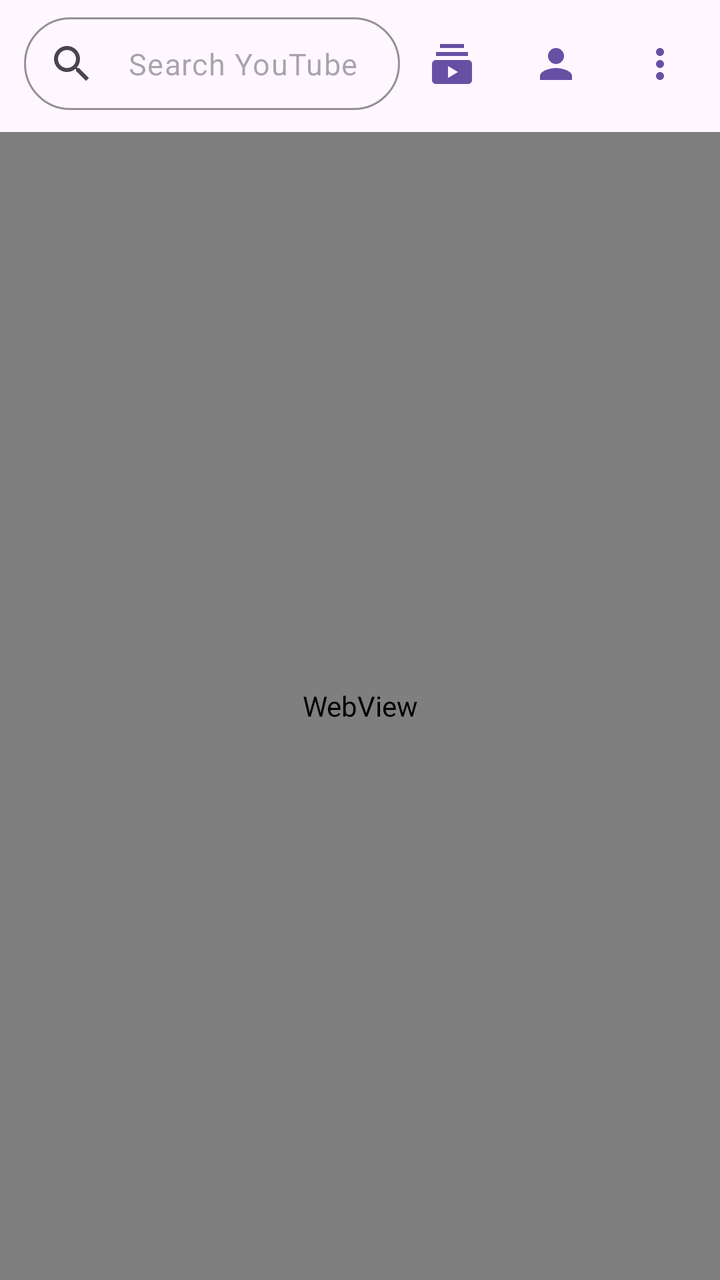
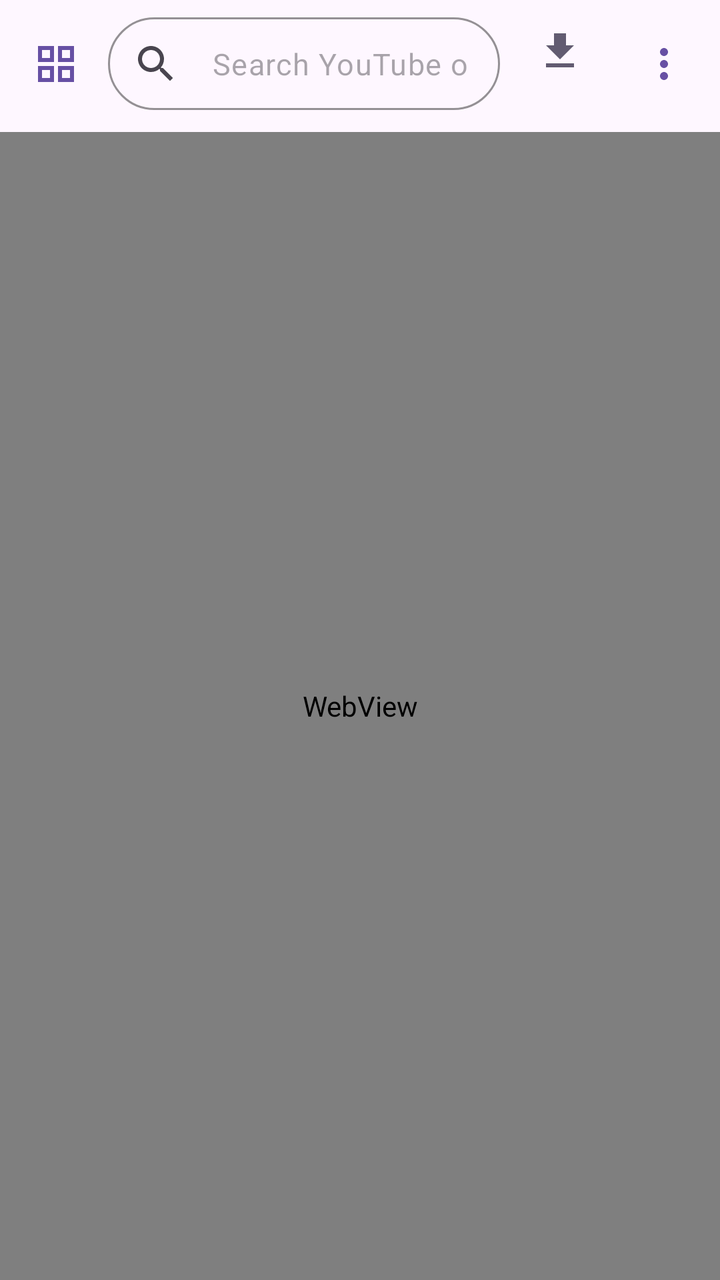

Two renders of the same Android screen: before a commit and after it. Below are the layout's source before the change and the commit's diff.
<!-- AndroidManifest.xml: application theme BaseTheme -->
<!-- res/layout/fragment_explore.xml -->
<?xml version="1.0" encoding="utf-8"?>
<FrameLayout xmlns:android="http://schemas.android.com/apk/res/android"
    xmlns:app="http://schemas.android.com/apk/res-auto"
    android:layout_width="match_parent"
    android:layout_height="match_parent">

    <LinearLayout
        android:layout_width="match_parent"
        android:layout_height="match_parent"
        android:orientation="vertical">

        
        <LinearLayout
            android:id="@+id/explore_top_bar"
            android:layout_width="match_parent"
            android:layout_height="wrap_content"
            android:gravity="center_vertical"
            android:orientation="horizontal"
            android:paddingStart="12dp"
            android:paddingTop="6dp"
            android:paddingEnd="4dp"
            android:paddingBottom="6dp">

            <com.google.android.material.textfield.TextInputLayout
                android:id="@+id/explore_search_layout"
                style="@style/Widget.Material3.TextInputLayout.OutlinedBox.Dense"
                android:layout_width="0dp"
                android:layout_height="wrap_content"
                android:layout_weight="1"
                app:boxCornerRadiusBottomEnd="24dp"
                app:boxCornerRadiusBottomStart="24dp"
                app:boxCornerRadiusTopEnd="24dp"
                app:boxCornerRadiusTopStart="24dp"
                app:boxStrokeColor="?attr/colorPrimary"
                app:boxStrokeWidth="1dp"
                app:boxStrokeWidthFocused="2dp"
                app:endIconMode="clear_text"
                app:hintEnabled="false"
                app:startIconDrawable="@drawable/ic_search">

                <com.google.android.material.textfield.TextInputEditText
                    android:id="@+id/explore_search"
                    android:layout_width="match_parent"
                    android:layout_height="wrap_content"
                    android:hint="@string/explore_search_hint"
                    android:imeOptions="actionSearch"
                    android:inputType="text"
                    android:maxLines="1"
                    android:textSize="15sp" />

            </com.google.android.material.textfield.TextInputLayout>

            <com.google.android.material.button.MaterialButton
                android:id="@+id/explore_subscriptions"
                style="?attr/materialIconButtonStyle"
                android:layout_width="wrap_content"
                android:layout_height="wrap_content"
                android:contentDescription="@string/explore_subscriptions"
                app:icon="@drawable/ic_subscriptions"
                app:iconSize="24dp" />

            <com.google.android.material.button.MaterialButton
                android:id="@+id/explore_account"
                style="?attr/materialIconButtonStyle"
                android:layout_width="wrap_content"
                android:layout_height="wrap_content"
                android:contentDescription="@string/explore_account"
                app:icon="@drawable/baseline_person_24"
                app:iconSize="24dp" />

            <com.google.android.material.button.MaterialButton
                android:id="@+id/explore_more"
                style="?attr/materialIconButtonStyle"
                android:layout_width="wrap_content"
                android:layout_height="wrap_content"
                android:contentDescription="@string/more"
                app:icon="@drawable/baseline_more_vert_24"
                app:iconSize="24dp" />

        </LinearLayout>

        
        <com.google.android.material.card.MaterialCardView
            android:id="@+id/explore_dl_strip"
            android:layout_width="match_parent"
            android:layout_height="wrap_content"
            android:layout_marginHorizontal="12dp"
            android:layout_marginBottom="6dp"
            android:clickable="true"
            android:focusable="true"
            android:visibility="gone"
            app:cardBackgroundColor="?attr/colorSecondaryContainer"
            app:cardCornerRadius="14dp"
            app:cardElevation="0dp"
            app:strokeColor="?attr/colorPrimary"
            app:strokeWidth="1dp">

            <LinearLayout
                android:layout_width="match_parent"
                android:layout_height="wrap_content"
                android:orientation="vertical"
                android:paddingHorizontal="14dp"
                android:paddingTop="8dp"
                android:paddingBottom="10dp">

                <LinearLayout
                    android:layout_width="match_parent"
                    android:layout_height="wrap_content"
                    android:gravity="center_vertical"
                    android:orientation="horizontal">

                    <TextView
                        android:id="@+id/explore_dl_percent"
                        android:layout_width="wrap_content"
                        android:layout_height="wrap_content"
                        android:minWidth="64dp"
                        android:textColor="?attr/colorPrimary"
                        android:textSize="22sp"
                        android:textStyle="bold" />

                    <TextView
                        android:id="@+id/explore_dl_detail"
                        android:layout_width="0dp"
                        android:layout_height="wrap_content"
                        android:layout_weight="1"
                        android:maxLines="2"
                        android:textColor="?attr/colorOnSecondaryContainer"
                        android:textSize="12sp" />

                </LinearLayout>

                <com.google.android.material.progressindicator.LinearProgressIndicator
                    android:id="@+id/explore_dl_bar"
                    android:layout_width="match_parent"
                    android:layout_height="wrap_content"
                    android:layout_marginTop="6dp"
                    android:indeterminate="false"
                    android:max="100"
                    app:trackCornerRadius="4dp"
                    app:trackThickness="6dp" />

            </LinearLayout>

        </com.google.android.material.card.MaterialCardView>

        
        <com.google.android.material.card.MaterialCardView
            android:id="@+id/explore_player_bar"
            android:layout_width="match_parent"
            android:layout_height="wrap_content"
            android:layout_marginHorizontal="12dp"
            android:layout_marginBottom="6dp"
            android:visibility="gone"
            app:cardBackgroundColor="?attr/colorSecondaryContainer"
            app:cardCornerRadius="24dp"
            app:cardElevation="0dp"
            app:strokeColor="?attr/colorPrimary"
            app:strokeWidth="1dp">

            <LinearLayout
                android:layout_width="match_parent"
                android:layout_height="wrap_content"
                android:gravity="center_vertical"
                android:minHeight="48dp"
                android:orientation="horizontal"
                android:paddingStart="16dp"
                android:paddingEnd="4dp">

                <ImageView
                    android:layout_width="20dp"
                    android:layout_height="20dp"
                    android:importantForAccessibility="no"
                    android:src="@drawable/ic_headphones"
                    android:tint="?attr/colorPrimary" />

                <TextView
                    android:id="@+id/explore_player_title"
                    android:layout_width="0dp"
                    android:layout_height="wrap_content"
                    android:layout_marginStart="10dp"
                    android:layout_weight="1"
                    android:ellipsize="end"
                    android:maxLines="1"
                    android:textColor="?attr/colorOnSecondaryContainer"
                    android:textSize="14sp" />

                <ImageButton
                    android:id="@+id/explore_player_prev"
                    android:layout_width="40dp"
                    android:layout_height="48dp"
                    android:background="?attr/selectableItemBackgroundBorderless"
                    android:contentDescription="@string/music_prev"
                    android:src="@drawable/ic_player_prev"
                    android:tint="?attr/colorOnSecondaryContainer" />

                <ImageButton
                    android:id="@+id/explore_player_play"
                    android:layout_width="40dp"
                    android:layout_height="48dp"
                    android:background="?attr/selectableItemBackgroundBorderless"
                    android:contentDescription="@string/music_play_pause"
                    android:src="@drawable/ic_player_pause"
                    android:tint="?attr/colorOnSecondaryContainer" />

                <ImageButton
                    android:id="@+id/explore_player_next"
                    android:layout_width="40dp"
                    android:layout_height="48dp"
                    android:background="?attr/selectableItemBackgroundBorderless"
                    android:contentDescription="@string/music_next"
                    android:src="@drawable/ic_player_next"
                    android:tint="?attr/colorOnSecondaryContainer" />

                <ImageButton
                    android:id="@+id/explore_player_stop"
                    android:layout_width="40dp"
                    android:layout_height="48dp"
                    android:background="?attr/selectableItemBackgroundBorderless"
                    android:contentDescription="@string/music_stop"
                    android:src="@drawable/ic_player_stop"
                    android:tint="?attr/colorOnSecondaryContainer" />

            </LinearLayout>

        </com.google.android.material.card.MaterialCardView>

        <com.google.android.material.progressindicator.LinearProgressIndicator
            android:id="@+id/explore_progress"
            android:layout_width="match_parent"
            android:layout_height="wrap_content"
            android:indeterminate="false"
            android:max="100"
            android:visibility="invisible"
            app:trackThickness="2dp" />

        <FrameLayout
            android:layout_width="match_parent"
            android:layout_height="0dp"
            android:layout_weight="1">

            <WebView
                android:id="@+id/explore_webview"
                android:layout_width="match_parent"
                android:layout_height="match_parent" />

            <LinearLayout
                android:id="@+id/explore_error"
                android:layout_width="match_parent"
                android:layout_height="match_parent"
                android:background="?attr/colorSurface"
                android:clickable="true"
                android:focusable="true"
                android:gravity="center"
                android:orientation="vertical"
                android:padding="24dp"
                android:visibility="gone">

                <ImageView
                    android:layout_width="48dp"
                    android:layout_height="48dp"
                    android:importantForAccessibility="no"
                    android:src="@drawable/baseline_error_24"
                    app:tint="?attr/colorError" />

                <TextView
                    android:layout_width="wrap_content"
                    android:layout_height="wrap_content"
                    android:layout_marginTop="12dp"
                    android:gravity="center"
                    android:text="@string/explore_page_error"
                    android:textAppearance="?attr/textAppearanceBodyLarge" />

                <com.google.android.material.button.MaterialButton
                    android:id="@+id/explore_retry"
                    android:layout_width="wrap_content"
                    android:layout_height="wrap_content"
                    android:layout_marginTop="16dp"
                    android:text="@string/explore_retry" />

            </LinearLayout>

        </FrameLayout>

    </LinearLayout>

    
    <LinearLayout
        android:id="@+id/explore_fabs"
        android:layout_width="wrap_content"
        android:layout_height="wrap_content"
        android:layout_gravity="bottom|end"
        android:layout_marginEnd="16dp"
        android:layout_marginBottom="72dp"
        android:orientation="vertical">

        
        <com.google.android.material.chip.Chip
            android:id="@+id/explore_chip_kind"
            style="@style/Widget.Material3.Chip.Assist"
            android:layout_width="wrap_content"
            android:layout_height="wrap_content"
            android:layout_gravity="end"
            android:layout_marginBottom="8dp"
            android:textColor="?attr/colorOnSecondaryContainer"
            android:visibility="gone"
            app:chipBackgroundColor="?attr/colorSecondaryContainer"
            app:chipIconVisible="true" />

        <com.google.android.material.floatingactionbutton.ExtendedFloatingActionButton
            android:id="@+id/explore_fab_select"
            android:layout_width="wrap_content"
            android:layout_height="wrap_content"
            android:layout_gravity="end"
            android:text="@string/bulk_choose_videos"
            android:textColor="?attr/colorOnSecondaryContainer"
            android:visibility="gone"
            app:backgroundTint="?attr/colorSecondaryContainer"
            app:icon="@drawable/ic_checklist"
            app:iconTint="?attr/colorOnSecondaryContainer" />

        
        <com.google.android.material.floatingactionbutton.ExtendedFloatingActionButton
            android:id="@+id/explore_fab_listen"
            android:layout_width="wrap_content"
            android:layout_height="wrap_content"
            android:layout_gravity="end"
            android:layout_marginTop="12dp"
            android:text="@string/music_listen"
            android:textColor="?attr/colorOnSecondaryContainer"
            android:visibility="gone"
            app:backgroundTint="?attr/colorSecondaryContainer"
            app:icon="@drawable/ic_headphones"
            app:iconTint="?attr/colorOnSecondaryContainer" />

        <com.google.android.material.floatingactionbutton.ExtendedFloatingActionButton
            android:id="@+id/explore_fab"
            android:layout_width="wrap_content"
            android:layout_height="wrap_content"
            android:layout_gravity="end"
            android:layout_marginTop="12dp"
            android:text="@string/explore_download"
            android:visibility="gone"
            app:icon="@drawable/baseline_download_24" />

    </LinearLayout>

    
    <FrameLayout
        android:id="@+id/explore_fullscreen"
        android:layout_width="match_parent"
        android:layout_height="match_parent"
        android:background="@android:color/black"
        android:clickable="true"
        android:focusable="true"
        android:visibility="gone" />

</FrameLayout>
<!-- resources referenced by this layout -->
<resources>
  <!-- drawable baseline_person_24 (drawable) -->
  <vector xmlns:android="http://schemas.android.com/apk/res/android" android:height="24dp" android:tint="?android:colorAccent" android:viewportHeight="24" android:viewportWidth="24" android:width="24dp">
        
      <path android:fillColor="@android:color/white" android:pathData="M12,12c2.21,0 4,-1.79 4,-4s-1.79,-4 -4,-4 -4,1.79 -4,4 1.79,4 4,4zM12,14c-2.67,0 -8,1.34 -8,4v2h16v-2c0,-2.66 -5.33,-4 -8,-4z"/>
      
  </vector>
  <!-- drawable ic_checklist (drawable) -->
  <?xml version="1.0" encoding="utf-8"?>
  <vector xmlns:android="http://schemas.android.com/apk/res/android"
      android:width="24dp"
      android:height="24dp"
      android:tint="?attr/colorControlNormal"
      android:viewportWidth="24"
      android:viewportHeight="24">
      <path
          android:fillColor="@android:color/white"
          android:pathData="M22,7h-9v2h9V7zM22,15h-9v2h9V15zM5.54,11L2,7.46l1.41,-1.41l2.12,2.12l4.24,-4.24l1.41,1.41L5.54,11zM5.54,19L2,15.46l1.41,-1.41l2.12,2.12l4.24,-4.24l1.41,1.41L5.54,19z" />
  </vector>
  <!-- drawable ic_player_next (drawable) -->
  <vector xmlns:android="http://schemas.android.com/apk/res/android"
      android:width="24dp"
      android:height="24dp"
      android:viewportWidth="24"
      android:viewportHeight="24">
      <path
          android:fillColor="#FFFFFFFF"
          android:pathData="M6,18l8.5,-6L6,6v12zM16,6v12h2V6h-2z" />
  </vector>
  <!-- drawable ic_player_pause (drawable) -->
  <vector xmlns:android="http://schemas.android.com/apk/res/android"
      android:width="24dp"
      android:height="24dp"
      android:viewportWidth="24"
      android:viewportHeight="24">
      <path
          android:fillColor="#FFFFFFFF"
          android:pathData="M6,19h4V5H6v14zM14,5v14h4V5h-4z" />
  </vector>
  <!-- drawable ic_player_prev (drawable) -->
  <vector xmlns:android="http://schemas.android.com/apk/res/android"
      android:width="24dp"
      android:height="24dp"
      android:viewportWidth="24"
      android:viewportHeight="24">
      <path
          android:fillColor="#FFFFFFFF"
          android:pathData="M6,6h2v12H6zM9.5,12l8.5,6V6z" />
  </vector>
  <!-- drawable ic_player_stop (drawable) -->
  <vector xmlns:android="http://schemas.android.com/apk/res/android"
      android:width="24dp"
      android:height="24dp"
      android:viewportWidth="24"
      android:viewportHeight="24">
      <path
          android:fillColor="#FFFFFFFF"
          android:pathData="M6,6h12v12H6z" />
  </vector>
  <!-- drawable ic_subscriptions (drawable) -->
  <vector xmlns:android="http://schemas.android.com/apk/res/android"
      android:width="24dp"
      android:height="24dp"
      android:viewportWidth="24"
      android:viewportHeight="24">
      <path
          android:fillColor="?android:textColorPrimary"
          android:pathData="M20,8H4V6h16V8zM18,2H6v2h12V2zM22,12v8c0,1.1 -0.9,2 -2,2H4c-1.1,0 -2,-0.9 -2,-2v-8c0,-1.1 0.9,-2 2,-2h16C21.1,10 22,10.9 22,12zM15,16l-5,-3v6L15,16z" />
  </vector>
  <string name="bulk_choose_videos">Choose videos</string>
  <string name="explore_account">Google account</string>
  <string name="explore_download">Download</string>
  <string name="explore_page_error">The page could not be loaded</string>
  <string name="explore_retry">Retry</string>
  <string name="explore_search_hint">Search YouTube or paste a link</string>
  <string name="explore_subscriptions">Subscriptions</string>
  <string name="more">More</string>
  <string name="music_listen">Listen</string>
  <string name="music_next">Next</string>
  <string name="music_play_pause">Play / pause</string>
  <string name="music_prev">Previous</string>
  <string name="music_stop">Stop</string>
  <color name="icon_fg">#db2e2e</color>
  <style name="Preference.SwitchPreferenceCompat.Material3" parent="@style/Preference.SwitchPreferenceCompat.Material">
          <item name="widgetLayout">@layout/preferece_material_switch</item>
      </style>
  <style name="PreferenceTheme" parent="PreferenceThemeOverlay">
          <item name="singleLineTitle">false</item>
      </style>
  <!-- unchanged entries left out for length: 7 -->
</resources>

<!-- the commit's change to res/layout/fragment_explore.xml (unified diff, before → after) -->
@@ -16,10 +16,21 @@
             android:layout_height="wrap_content"
             android:gravity="center_vertical"
             android:orientation="horizontal"
-            android:paddingStart="12dp"
+            android:paddingStart="2dp"
             android:paddingTop="6dp"
-            android:paddingEnd="4dp"
+            android:paddingEnd="2dp"
             android:paddingBottom="6dp">
+
+            <com.google.android.material.button.MaterialButton
+                android:id="@+id/explore_sections"
+                style="?attr/materialIconButtonStyle"
+                android:layout_width="wrap_content"
+                android:layout_height="wrap_content"
+                android:contentDescription="@string/sections_title"
+                android:tooltipText="@string/sections_title"
+                app:icon="@drawable/ic_grid"
+                app:iconSize="24dp"
+                app:iconTint="?attr/colorPrimary" />
 
             <com.google.android.material.textfield.TextInputLayout
                 android:id="@+id/explore_search_layout"
@@ -50,23 +61,41 @@
 
             </com.google.android.material.textfield.TextInputLayout>
 
-            <com.google.android.material.button.MaterialButton
-                android:id="@+id/explore_subscriptions"
-                style="?attr/materialIconButtonStyle"
+            
+            <LinearLayout
+                android:id="@+id/explore_download_corner"
                 android:layout_width="wrap_content"
-                android:layout_height="wrap_content"
-                android:contentDescription="@string/explore_subscriptions"
-                app:icon="@drawable/ic_subscriptions"
-                app:iconSize="24dp" />
-
-            <com.google.android.material.button.MaterialButton
-                android:id="@+id/explore_account"
-                style="?attr/materialIconButtonStyle"
-                android:layout_width="wrap_content"
-                android:layout_height="wrap_content"
-                android:contentDescription="@string/explore_account"
-                app:icon="@drawable/baseline_person_24"
-                app:iconSize="24dp" />
+                android:layout_height="48dp"
+                android:layout_marginStart="4dp"
+                android:background="?attr/selectableItemBackgroundBorderless"
+                android:clickable="true"
+                android:contentDescription="@string/explore_download_options"
+                android:focusable="true"
+                android:gravity="center"
+                android:minWidth="52dp"
+                android:orientation="vertical"
+                android:paddingHorizontal="4dp"
+                android:tooltipText="@string/explore_download_options">
+
+                <ImageView
+                    android:id="@+id/explore_download_icon"
+                    android:layout_width="24dp"
+                    android:layout_height="24dp"
+                    android:importantForAccessibility="no"
+                    android:src="@drawable/baseline_download_24"
+                    app:tint="?attr/colorSecondary" />
+
+                <TextView
+                    android:id="@+id/explore_download_label"
+                    android:layout_width="wrap_content"
+                    android:layout_height="wrap_content"
+                    android:fontFamily="@font/neo_display"
+                    android:importantForAccessibility="no"
+                    android:maxLines="1"
+                    android:textColor="?attr/colorSecondary"
+                    android:textSize="9sp" />
+
+            </LinearLayout>
 
             <com.google.android.material.button.MaterialButton
                 android:id="@+id/explore_more"
@@ -284,67 +313,6 @@
     </LinearLayout>
 
     
-    <LinearLayout
-        android:id="@+id/explore_fabs"
-        android:layout_width="wrap_content"
-        android:layout_height="wrap_content"
-        android:layout_gravity="bottom|end"
-        android:layout_marginEnd="16dp"
-        android:layout_marginBottom="72dp"
-        android:orientation="vertical">
-
-        
-        <com.google.android.material.chip.Chip
-            android:id="@+id/explore_chip_kind"
-            style="@style/Widget.Material3.Chip.Assist"
-            android:layout_width="wrap_content"
-            android:layout_height="wrap_content"
-            android:layout_gravity="end"
-            android:layout_marginBottom="8dp"
-            android:textColor="?attr/colorOnSecondaryContainer"
-            android:visibility="gone"
-            app:chipBackgroundColor="?attr/colorSecondaryContainer"
-            app:chipIconVisible="true" />
-
-        <com.google.android.material.floatingactionbutton.ExtendedFloatingActionButton
-            android:id="@+id/explore_fab_select"
-            android:layout_width="wrap_content"
-            android:layout_height="wrap_content"
-            android:layout_gravity="end"
-            android:text="@string/bulk_choose_videos"
-            android:textColor="?attr/colorOnSecondaryContainer"
-            android:visibility="gone"
-            app:backgroundTint="?attr/colorSecondaryContainer"
-            app:icon="@drawable/ic_checklist"
-            app:iconTint="?attr/colorOnSecondaryContainer" />
-
-        
-        <com.google.android.material.floatingactionbutton.ExtendedFloatingActionButton
-            android:id="@+id/explore_fab_listen"
-            android:layout_width="wrap_content"
-            android:layout_height="wrap_content"
-            android:layout_gravity="end"
-            android:layout_marginTop="12dp"
-            android:text="@string/music_listen"
-            android:textColor="?attr/colorOnSecondaryContainer"
-            android:visibility="gone"
-            app:backgroundTint="?attr/colorSecondaryContainer"
-            app:icon="@drawable/ic_headphones"
-            app:iconTint="?attr/colorOnSecondaryContainer" />
-
-        <com.google.android.material.floatingactionbutton.ExtendedFloatingActionButton
-            android:id="@+id/explore_fab"
-            android:layout_width="wrap_content"
-            android:layout_height="wrap_content"
-            android:layout_gravity="end"
-            android:layout_marginTop="12dp"
-            android:text="@string/explore_download"
-            android:visibility="gone"
-            app:icon="@drawable/baseline_download_24" />
-
-    </LinearLayout>
-
-    
     <FrameLayout
         android:id="@+id/explore_fullscreen"
         android:layout_width="match_parent"
<!-- resource entries referenced after the edit -->
@@ -1,12 +1,6 @@
 <!-- resources referenced by this layout -->
 <resources>
-  <!-- drawable baseline_person_24 (drawable) -->
-  <vector xmlns:android="http://schemas.android.com/apk/res/android" android:height="24dp" android:tint="?android:colorAccent" android:viewportHeight="24" android:viewportWidth="24" android:width="24dp">
-        
-      <path android:fillColor="@android:color/white" android:pathData="M12,12c2.21,0 4,-1.79 4,-4s-1.79,-4 -4,-4 -4,1.79 -4,4 1.79,4 4,4zM12,14c-2.67,0 -8,1.34 -8,4v2h16v-2c0,-2.66 -5.33,-4 -8,-4z"/>
-      
-  </vector>
-  <!-- drawable ic_checklist (drawable) -->
+  <!-- drawable ic_grid (drawable) -->
   <?xml version="1.0" encoding="utf-8"?>
   <vector xmlns:android="http://schemas.android.com/apk/res/android"
       android:width="24dp"
@@ -16,7 +10,7 @@
       android:viewportHeight="24">
       <path
           android:fillColor="@android:color/white"
-          android:pathData="M22,7h-9v2h9V7zM22,15h-9v2h9V15zM5.54,11L2,7.46l1.41,-1.41l2.12,2.12l4.24,-4.24l1.41,1.41L5.54,11zM5.54,19L2,15.46l1.41,-1.41l2.12,2.12l4.24,-4.24l1.41,1.41L5.54,19z" />
+          android:pathData="M3,3v8h8V3H3zM9,9H5V5h4V9zM3,13v8h8v-8H3zM9,19H5v-4h4V19zM13,3v8h8V3H13zM19,9h-4V5h4V9zM13,13v8h8v-8H13zM19,19h-4v-4h4V19z" />
   </vector>
   <!-- drawable ic_player_next (drawable) -->
   <vector xmlns:android="http://schemas.android.com/apk/res/android"
@@ -58,29 +52,16 @@
           android:fillColor="#FFFFFFFF"
           android:pathData="M6,6h12v12H6z" />
   </vector>
-  <!-- drawable ic_subscriptions (drawable) -->
-  <vector xmlns:android="http://schemas.android.com/apk/res/android"
-      android:width="24dp"
-      android:height="24dp"
-      android:viewportWidth="24"
-      android:viewportHeight="24">
-      <path
-          android:fillColor="?android:textColorPrimary"
-          android:pathData="M20,8H4V6h16V8zM18,2H6v2h12V2zM22,12v8c0,1.1 -0.9,2 -2,2H4c-1.1,0 -2,-0.9 -2,-2v-8c0,-1.1 0.9,-2 2,-2h16C21.1,10 22,10.9 22,12zM15,16l-5,-3v6L15,16z" />
-  </vector>
-  <string name="bulk_choose_videos">Choose videos</string>
-  <string name="explore_account">Google account</string>
-  <string name="explore_download">Download</string>
+  <string name="explore_download_options">Download options</string>
   <string name="explore_page_error">The page could not be loaded</string>
   <string name="explore_retry">Retry</string>
   <string name="explore_search_hint">Search YouTube or paste a link</string>
-  <string name="explore_subscriptions">Subscriptions</string>
   <string name="more">More</string>
-  <string name="music_listen">Listen</string>
   <string name="music_next">Next</string>
   <string name="music_play_pause">Play / pause</string>
   <string name="music_prev">Previous</string>
   <string name="music_stop">Stop</string>
+  <string name="sections_title">Sections</string>
   <color name="icon_fg">#db2e2e</color>
   <style name="Preference.SwitchPreferenceCompat.Material3" parent="@style/Preference.SwitchPreferenceCompat.Material">
           <item name="widgetLayout">@layout/preferece_material_switch</item>
